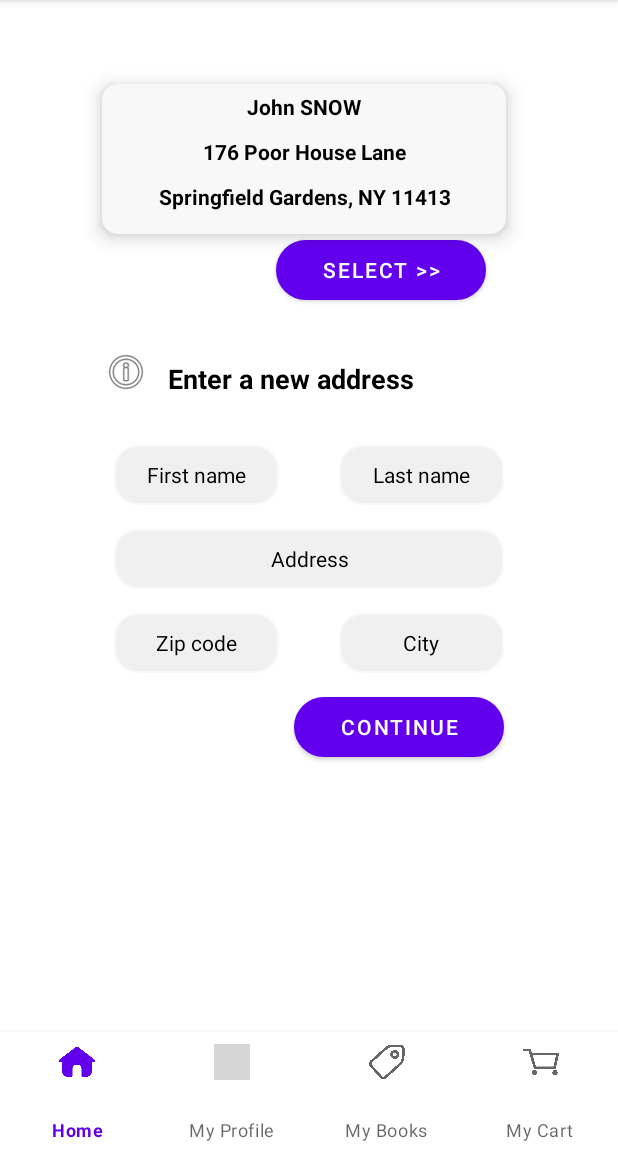
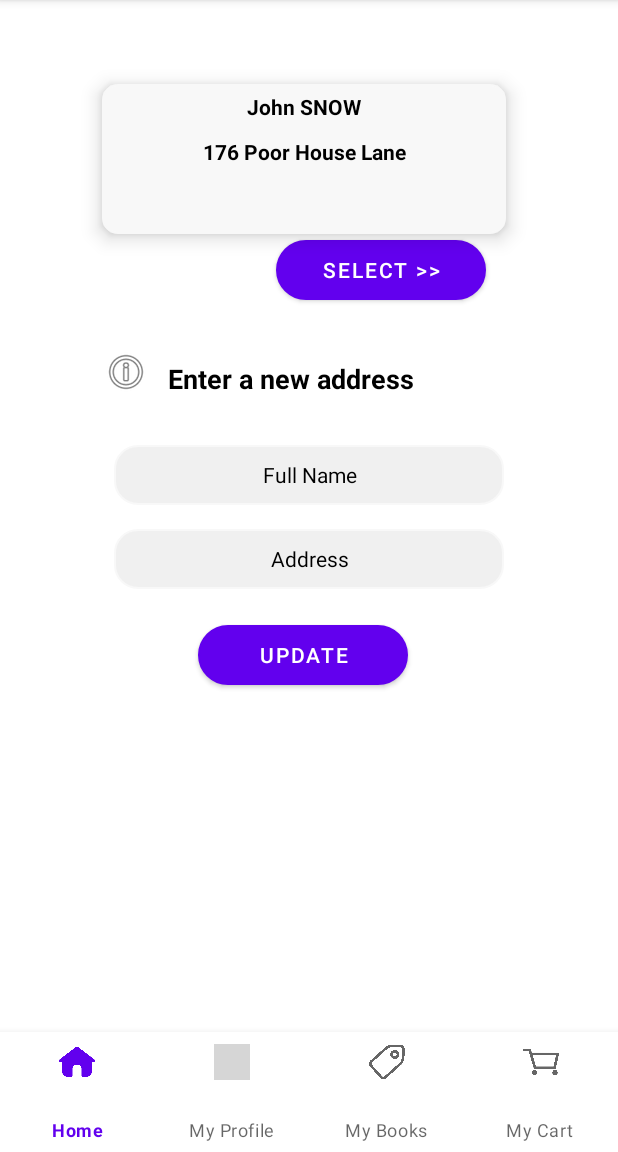
Before and after one commit to VeraWei/BooksSherlock, an Android app: the UserProfileSettings screen opened directly, with no data from a screen before it, on a phone screen of 412 x 824 dp, the part 84-1236 px from its top. Run offline under Robolectric (Android 15) with nearby library versions, the phone set to English and light mode, and no system bars; 2 statements that could not run were skipped; grey boxes are pictures that could not be loaded.

Commit message:
user profile

```diff
--- a/main/app/src/main/java/com/example/bookssherlock/LoginFragment.java
+++ b/main/app/src/main/java/com/example/bookssherlock/LoginFragment.java
@@ -79,7 +79,7 @@ public class LoginFragment extends Fragment {
             SharedPreferences sharedpreferences = this.getActivity().getSharedPreferences("storage", Context.MODE_PRIVATE);
             SharedPreferences.Editor edit = sharedpreferences.edit();
             //TODO get email from db Vera do it please
-            edit.putString("email", "test@gmail.com");
+            edit.putString("email", "jh@gmail.com");
             edit.apply();
         });
         Button signUp = view.findViewById(R.id.btn_reg);
--- a/main/app/src/main/java/com/example/bookssherlock/activities/UserProfileSettings.java
+++ b/main/app/src/main/java/com/example/bookssherlock/activities/UserProfileSettings.java
@@ -1,19 +1,91 @@
 package com.example.bookssherlock.activities;
 
+import android.content.ContentValues;
+import android.content.Context;
+import android.content.Intent;
+import android.content.SharedPreferences;
+import android.database.Cursor;
+import android.database.sqlite.SQLiteDatabase;
 import android.os.Bundle;
+import android.view.View;
+import android.widget.Button;
+import android.widget.EditText;
+import android.widget.TextView;
 
 import androidx.appcompat.app.AppCompatActivity;
 
+import com.example.bookssherlock.MainActivity;
 import com.example.bookssherlock.R;
+import com.example.bookssherlock.models.db.DbUser;
+import com.example.bookssherlock.sqlite.DbHelper;
 import com.google.android.material.bottomnavigation.BottomNavigationView;
 
 public class UserProfileSettings extends AppCompatActivity {
+
+    private DbHelper dbHelper;
+
+    private DbUser user;
 
     @Override
     protected void onCreate(Bundle savedInstanceState) {
         super.onCreate(savedInstanceState);
         setContentView(R.layout.activity_user_profile_settings);
+
         final BottomNavigationView navigation = (BottomNavigationView) findViewById(R.id.navigation);
         navigation.setOnNavigationItemSelectedListener(new NavigationBarListener(this));
+        this.dbHelper = DbHelper.getInstance(this);
+
+        final Intent intent = getIntent();
+        user = (DbUser) intent.getSerializableExtra("user");
+
+        final TextView userName = (TextView) findViewById(R.id.txtUserName);
+        final TextView address = (TextView) findViewById(R.id.txtStreet);
+
+        userName.setText(user.getUsername());
+        address.setText(user.getAddress());
+
+        final EditText fullNameInput = (EditText) findViewById(R.id.inputFirstName);
+        final EditText addressInput = (EditText) findViewById(R.id.inputAddress);
+
+        final Button updateSettings = (Button) findViewById(R.id.btnUpdate);
+        final Button submitChanges = (Button) findViewById(R.id.btnSelect);
+
+        updateSettings.setOnClickListener(new View.OnClickListener() {
+            @Override
+            public void onClick(View v) {
+                user.setUserName(fullNameInput.getText().toString());
+                user.setAddress(addressInput.getText().toString());
+
+                userName.setText(user.getUsername());
+                address.setText(user.getAddress());
+
+                final String email = user.getEmail();
+
+                updateUser(fullNameInput.getText().toString(), addressInput.getText().toString(), email);
+            }
+        });
+
+        submitChanges.setOnClickListener(view -> {
+            Intent anotherIntent = new Intent(this, UserProfile.class);
+            startActivity(anotherIntent);
+        });
+    }
+
+    private void updateUser(final String name, final String address, final String email) {
+        SQLiteDatabase writableDatabase = this.dbHelper.getWritableDatabase();
+
+        writableDatabase.execSQL("UPDATE users SET name = ? , address = ? WHERE email = ?", new Object[]{name,address,email});
+
+
+
+
+        // SQLiteDatabase db = this.dbHelper.getWritableDatabase();
+
+        // ContentValues contentValues = new ContentValues();
+
+        //contentValues.put("Field1", name);
+        //contentValues.put("Field2", address);
+
+        // db.execSQL("UPDATE users SET name = ? AND address = ? WHERE email = ?");
     }
 }
--- a/main/app/src/main/java/com/example/bookssherlock/sqlite/DbHelper.java
+++ b/main/app/src/main/java/com/example/bookssherlock/sqlite/DbHelper.java
@@ -27,7 +27,7 @@ public class DbHelper extends SQLiteOpenHelper {
 
     @Override
     public void onCreate(SQLiteDatabase db) {
-        db.execSQL("create table users(id INTEGER PRIMARY KEY,email varchar(255) unique,name varchar(255),password varchar(255));\n");
+        db.execSQL("create table users(id INTEGER PRIMARY KEY,email varchar(255) unique,name varchar(255),password varchar(255), address text);\n");
         db.execSQL("create table books(id int primary key,title varchar(255),description varchar(255),rating int,icon text,author text);\n");
         db.execSQL("create table seller_book(id int primary key,seller_id int references users(id),price int,book_id int references books(id),date int);\n");
         db.execSQL("create table orders(id int primary key,buy_id int references users(id),seller_b_id int references seller_book (id),price int,status varchar(255))");
@@ -35,6 +35,7 @@ public class DbHelper extends SQLiteOpenHelper {
         final String warPeace = this.context.getResources().getResourceEntryName(R.drawable.warpeace);
         final String crime = this.context.getResources().getResourceEntryName(R.drawable.crime);
         db.execSQL("INSERT into books(id,title,description,icon,author) values (null,'War and peace','War and peace','"+warPeace+"','Tolstoy'),(null,'Crime and Punishment','Crime and Punishment','"+crime+"','Dostoevskiy');");
+        db.execSQL("INSERT into users(id,email,name,password,address) values (null,'jh@gmail.com','John Doe','Test1234', '700 Carnar Street');");
     }
 
     @Override
--- a/main/app/src/main/res/layout/activity_user_profile_settings.xml
+++ b/main/app/src/main/res/layout/activity_user_profile_settings.xml
@@ -35,16 +35,6 @@
             android:layout_height="wrap_content"
             android:layout_margin="5sp"
             android:text="@string/user_profile_settings_txtStreet"
-            android:textAlignment="center"
-            android:textColor="@color/black"
-            android:textStyle="bold" />
-
-        <TextView
-            android:id="@+id/txtCityZip"
-            android:layout_width="match_parent"
-            android:layout_height="wrap_content"
-            android:layout_margin="5sp"
-            android:text="@string/user_profile_settings_txtCityZip"
             android:textAlignment="center"
             android:textColor="@color/black"
             android:textStyle="bold" />
@@ -89,7 +79,7 @@
 
     <EditText
         android:id="@+id/inputFirstName"
-        android:layout_width="110dp"
+        android:layout_width="260dp"
         android:layout_height="40dp"
         android:layout_marginStart="76dp"
         android:layout_marginTop="32dp"
@@ -101,54 +91,6 @@
         android:textColorHint="@color/black"
         android:textSize="14sp"
         app:layout_constraintStart_toStartOf="parent"
-        app:layout_constraintTop_toBottomOf="@+id/txtNewAddress" />
-
-    <EditText
-        android:id="@+id/inputZip"
-        android:layout_width="110dp"
-        android:layout_height="40dp"
-        android:layout_marginStart="76dp"
-        android:layout_marginTop="16dp"
-        android:background="@drawable/user_profile_settings_input"
-        android:ems="10"
-        android:hint="@string/user_profile_settings_inputZip"
-        android:inputType="textPersonName"
-        android:textAlignment="center"
-        android:textColorHint="@color/black"
-        android:textSize="14sp"
-        app:layout_constraintStart_toStartOf="parent"
-        app:layout_constraintTop_toBottomOf="@+id/inputAddress" />
-
-    <EditText
-        android:id="@+id/inputCity"
-        android:layout_width="110dp"
-        android:layout_height="40dp"
-        android:layout_marginStart="40dp"
-        android:layout_marginTop="16dp"
-        android:background="@drawable/user_profile_settings_input"
-        android:ems="10"
-        android:hint="@string/user_profile_settings_inputCity"
-        android:inputType="textPersonName"
-        android:textAlignment="center"
-        android:textColorHint="@color/black"
-        android:textSize="14sp"
-        app:layout_constraintStart_toEndOf="@+id/inputZip"
-        app:layout_constraintTop_toBottomOf="@+id/inputAddress" />
-
-    <EditText
-        android:id="@+id/inputLastName"
-        android:layout_width="110dp"
-        android:layout_height="40dp"
-        android:layout_marginStart="40dp"
-        android:layout_marginTop="32dp"
-        android:background="@drawable/user_profile_settings_input"
-        android:ems="10"
-        android:hint="@string/user_profile_settings_inputLastName"
-        android:inputType="textPersonName"
-        android:textAlignment="center"
-        android:textColorHint="@color/black"
-        android:textSize="14sp"
-        app:layout_constraintStart_toEndOf="@+id/inputFirstName"
         app:layout_constraintTop_toBottomOf="@+id/txtNewAddress" />
 
     <EditText
@@ -168,15 +110,15 @@
         app:layout_constraintTop_toBottomOf="@+id/inputFirstName" />
 
     <Button
-        android:id="@+id/btnContinue"
+        android:id="@+id/btnUpdate"
         android:layout_width="140dp"
         android:layout_height="40dp"
-        android:layout_marginStart="196dp"
-        android:layout_marginTop="16dp"
+        android:layout_marginStart="132dp"
+        android:layout_marginTop="24dp"
         android:background="@drawable/user_profile_settings_buttons"
-        android:text="@string/user_profile_settings_btnContinue"
+        android:text="@string/user_profile_settings_btnUpdate"
         app:layout_constraintStart_toStartOf="parent"
-        app:layout_constraintTop_toBottomOf="@+id/inputCity" />
+        app:layout_constraintTop_toBottomOf="@+id/inputAddress" />
 
     <include layout="@layout/bottom_navigation_bar" />
 
--- a/main/app/src/main/res/values/strings.xml
+++ b/main/app/src/main/res/values/strings.xml
@@ -5,7 +5,6 @@
     <string name="bookDetails_cover">Book Cover</string>
     <string name="user_profile_imgUser_contentDescription">User Avatar</string>
     <string name="user_profile_txtUserName">John SNOW</string>
-    <string name="user_profile_txtUserBIO">Lorem Ipsum is simply dummy text of the printing and typesetting industry.</string>
     <string name="user_profile_txtGeneralSettings">General Settings</string>
     <string name="user_profile_imgSettings_contentDescription">Settings</string>
     <string name="user_profile_txtSettings">Settings</string>
@@ -16,12 +15,9 @@
     <string name="user_profile_settings_btnSelect">Select >></string>
     <string name="user_profile_settings_img_contentDescription">Enter a new address</string>
     <string name="user_profile_settings_txtNewAddress">Enter a new address</string>
-    <string name="user_profile_settings_inputFirstName">First name</string>
-    <string name="user_profile_settings_inputLastName">Last name</string>
+    <string name="user_profile_settings_inputFirstName">Full Name</string>
     <string name="user_profile_settings_inputAddress">Address</string>
-    <string name="user_profile_settings_inputZip">Zip code</string>
-    <string name="user_profile_settings_inputCity">City</string>
-    <string name="user_profile_settings_btnContinue">Continue</string>
+    <string name="user_profile_settings_btnUpdate">Update</string>
     <string name="bookDetails_author">By Harlan Coben</string>
     <string name="bookDetails_publicationDate">Published March 18th 2014 by Dutton</string>
     <string name="bookDetails_description">It is a profile, like all the others on the online dating site. But as NYPD Detective Kat Donovan focuses on the accompanying picture, she feels her whole world explode, as emotions she’s ignored for decades come crashing down on her. Staring back at her is her ex-fiancé Jeff, the man who shattered her heart—and who she hasn’t seen in 18 years.
```
Also changed, not shown: main/app/src/main/java/com/example/bookssherlock/activities/UserProfile.java (+54 -3 lines), main/app/src/main/java/com/example/bookssherlock/models/db/DbUser.java (+9 -3 lines), main/app/src/main/res/layout/activity_user_profile.xml (+11 -37 lines).
